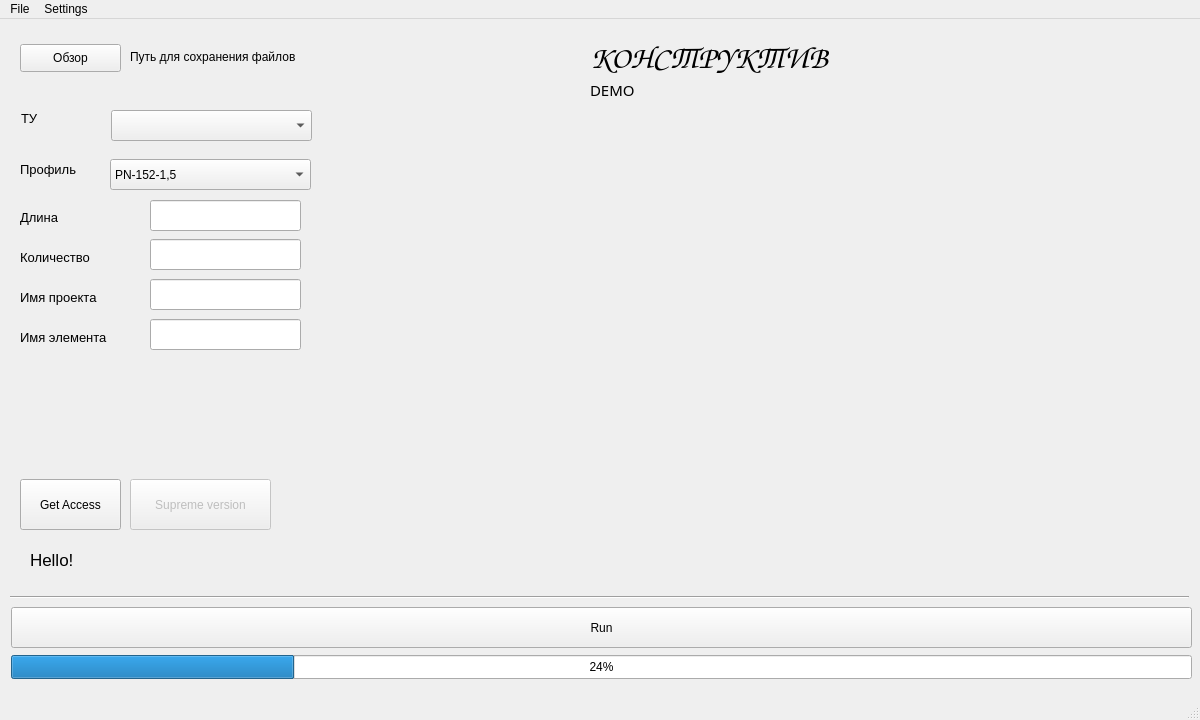
Before: the Qt Designer form LimboQT.ui in WatchMeGuys/Construct, drawn with Qt 5.
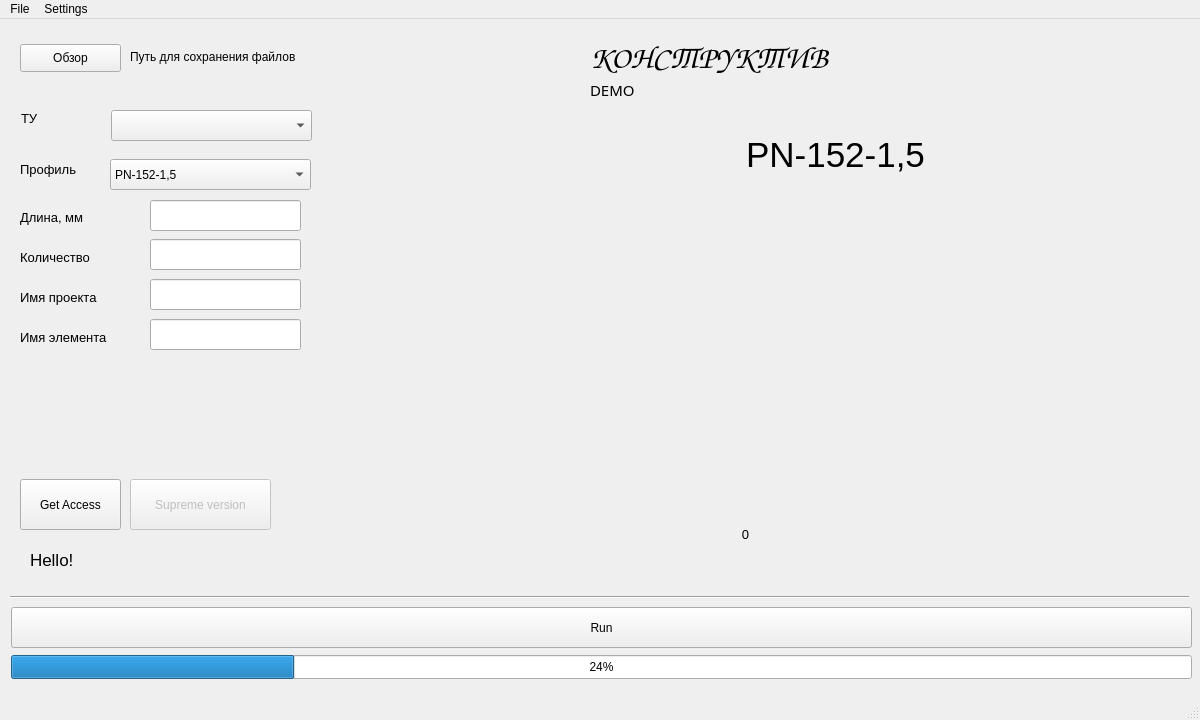
After: the same form once the commit is applied. Icons and pictures are not drawn.

```diff
--- a/LimboQT.ui
+++ b/LimboQT.ui
@@ -76,7 +76,7 @@
      <rect>
       <x>130</x>
       <y>30</y>
-      <width>173</width>
+      <width>451</width>
       <height>16</height>
      </rect>
     </property>
@@ -269,7 +269,7 @@
      <rect>
       <x>20</x>
       <y>190</y>
-      <width>71</width>
+      <width>91</width>
       <height>16</height>
      </rect>
     </property>
@@ -279,7 +279,7 @@
      </font>
     </property>
     <property name="text">
-     <string>Длина</string>
+     <string>Длина, мм</string>
     </property>
    </widget>
    <widget class="QLabel" name="label_7">
@@ -386,13 +386,55 @@
       <height>441</height>
      </rect>
     </property>
-    <property name="text">
-     <string/>
+    <property name="pixmap">
+     <pixmap>profile_images/PN-152-1,5.png</pixmap>
     </property>
     <property name="scaledContents">
      <bool>true</bool>
     </property>
    </widget>
+   <widget class="QLabel" name="sizeLength">
+    <property name="geometry">
+     <rect>
+      <x>390</x>
+      <y>500</y>
+      <width>711</width>
+      <height>31</height>
+     </rect>
+    </property>
+    <property name="font">
+     <font>
+      <pointsize>10</pointsize>
+     </font>
+    </property>
+    <property name="text">
+     <string>0</string>
+    </property>
+    <property name="alignment">
+     <set>Qt::AlignCenter</set>
+    </property>
+   </widget>
+   <widget class="QLabel" name="ProfileLabel">
+    <property name="geometry">
+     <rect>
+      <x>570</x>
+      <y>110</y>
+      <width>531</width>
+      <height>51</height>
+     </rect>
+    </property>
+    <property name="font">
+     <font>
+      <pointsize>26</pointsize>
+     </font>
+    </property>
+    <property name="text">
+     <string>PN-152-1,5</string>
+    </property>
+    <property name="alignment">
+     <set>Qt::AlignCenter</set>
+    </property>
+   </widget>
   </widget>
   <widget class="QMenuBar" name="menubar">
    <property name="geometry">
```
